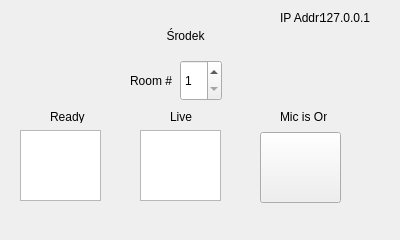
Qt form SpacjaTeleClient/spacjateleclient.ui (hobitolog/SpacjaTeleClient) before a commit.
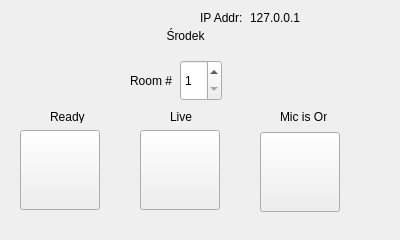
The same form after that commit.

```diff
--- a/SpacjaTeleClient/spacjateleclient.ui
+++ b/SpacjaTeleClient/spacjateleclient.ui
@@ -45,9 +45,9 @@
    <widget class="QLabel" name="IpAddr">
     <property name="geometry">
      <rect>
-      <x>320</x>
+      <x>250</x>
       <y>10</y>
-      <width>61</width>
+      <width>81</width>
       <height>16</height>
      </rect>
     </property>
@@ -81,19 +81,6 @@
      <string>Room #</string>
     </property>
    </widget>
-   <widget class="QGraphicsView" name="ReadySig">
-    <property name="geometry">
-     <rect>
-      <x>20</x>
-      <y>130</y>
-      <width>81</width>
-      <height>71</height>
-     </rect>
-    </property>
-    <property name="resizeAnchor">
-     <enum>QGraphicsView::NoAnchor</enum>
-    </property>
-   </widget>
    <widget class="QSpinBox" name="ChannelSpin">
     <property name="geometry">
      <rect>
@@ -110,20 +97,10 @@
      <number>4</number>
     </property>
    </widget>
-   <widget class="QGraphicsView" name="LiveSig">
-    <property name="geometry">
-     <rect>
-      <x>140</x>
-      <y>130</y>
-      <width>81</width>
-      <height>71</height>
-     </rect>
-    </property>
-   </widget>
    <widget class="QLabel" name="IpLabel">
     <property name="geometry">
      <rect>
-      <x>280</x>
+      <x>200</x>
       <y>10</y>
       <width>47</width>
       <height>16</height>
@@ -164,8 +141,8 @@
      <rect>
       <x>260</x>
       <y>132</y>
-      <width>81</width>
-      <height>71</height>
+      <width>80</width>
+      <height>80</height>
      </rect>
     </property>
     <property name="autoFillBackground">
@@ -175,6 +152,51 @@
      <string/>
     </property>
    </widget>
+   <widget class="QPushButton" name="liveSig">
+    <property name="geometry">
+     <rect>
+      <x>140</x>
+      <y>130</y>
+      <width>80</width>
+      <height>80</height>
+     </rect>
+    </property>
+    <property name="font">
+     <font>
+      <pointsize>13</pointsize>
+      <weight>75</weight>
+      <bold>true</bold>
+      <strikeout>false</strikeout>
+     </font>
+    </property>
+    <property name="autoFillBackground">
+     <bool>false</bool>
+    </property>
+    <property name="styleSheet">
+     <string notr="true">color: red;</string>
+    </property>
+    <property name="text">
+     <string/>
+    </property>
+   </widget>
+   <widget class="QPushButton" name="ReadySig">
+    <property name="geometry">
+     <rect>
+      <x>20</x>
+      <y>130</y>
+      <width>80</width>
+      <height>80</height>
+     </rect>
+    </property>
+    <property name="font">
+     <font>
+      <pointsize>45</pointsize>
+     </font>
+    </property>
+    <property name="text">
+     <string/>
+    </property>
+   </widget>
   </widget>
  </widget>
  <layoutdefault spacing="6" margin="11"/>
```
